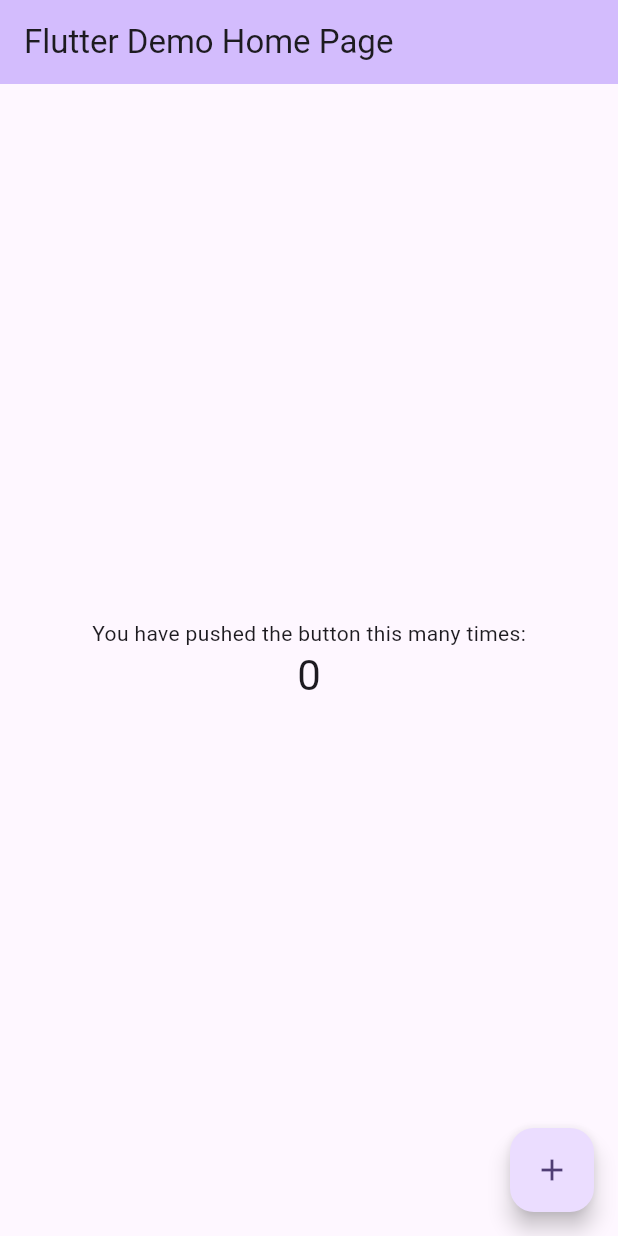
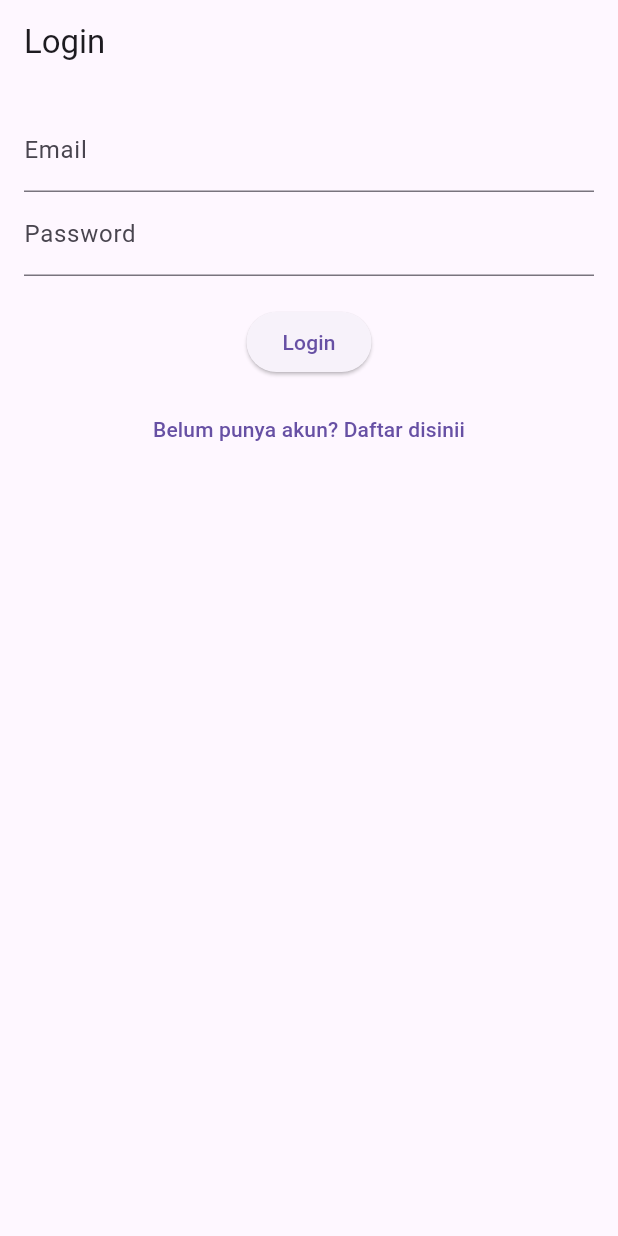
Before and after one commit to Donnz9/Flutter-bkpm, a Flutter app: the screen it shows after launch, on a phone screen of 412 x 824 dp. Run offline on Flutter 3.47's test engine with Material 3 defaults, Android fonts, the phone set to English and light mode, and no system bars; our stand-ins replace firebase_auth, firebase_core; accounts and stored records are empty.

Commit message:
praktikum regis&login

```diff
--- /dev/null
+++ b/lib/app/models/user_model.dart
@@ -0,0 +1,6 @@
+class UserModel {
+  final String uid;
+  final String email;
+
+  UserModel({required this.uid, required this.email});
+}
--- /dev/null
+++ b/lib/app/routes/app_routes.dart
@@ -0,0 +1,16 @@
+import 'package:flutter/material.dart';
+import '../views/home_page.dart';
+import '../views/login_page.dart';
+import '../views/register_page.dart';
+
+class AppRoutes {
+  static const String login = '/login';
+  static const String register = '/register';
+  static const String home = '/home';
+
+  static Map<String, WidgetBuilder> routes = {
+    login: (context) => const LoginPage(),
+    register: (context) => const RegisterPage(),
+    home: (context) => const HomePage(),
+  };
+}
--- /dev/null
+++ b/lib/app/services/auth_service.dart
@@ -0,0 +1,55 @@
+import 'package:firebase_auth/firebase_auth.dart';
+import '../models/user_model.dart';
+
+class AuthService {
+  final FirebaseAuth _auth = FirebaseAuth.instance;
+
+  // Register
+  Future<UserModel?> register(String email, String password) async {
+    try {
+      UserCredential userCredential = await _auth.createUserWithEmailAndPassword(
+        email: email,
+        password: password,
+      );
+
+      // Pastikan user tidak null
+      if (userCredential.user != null) {
+        return UserModel(uid: userCredential.user!.uid, email: email);
+      } else {
+        return null; // Gagal mendapatkan user
+      }
+    } catch (e) {
+      print("Register Error: ${e.toString()}");
+      return null;
+    }
+  }
+
+  // Login
+  Future<UserModel?> login(String email, String password) async {
+    try {
+      UserCredential userCredential = await _auth.signInWithEmailAndPassword(
+        email: email,
+        password: password,
+      );
+
+      // Pastikan user tidak null
+      if (userCredential.user != null) {
+        return UserModel(uid: userCredential.user!.uid, email: email);
+      } else {
+        return null; // Gagal mendapatkan user
+      }
+    } catch (e) {
+      print("Login Error: ${e.toString()}");
+      return null;
+    }
+  }
+
+  // Logout
+  Future<void> logout() async {
+    try {
+      await _auth.signOut();
+    } catch (e) {
+      print("Logout Error: ${e.toString()}");
+    }
+  }
+}
--- /dev/null
+++ b/lib/app/views/login_page.dart
@@ -0,0 +1,78 @@
+import 'package:flutter/material.dart';
+import '../services/auth_service.dart';
+
+class LoginPage extends StatefulWidget {
+  const LoginPage({super.key});
+
+  @override
+  State<LoginPage> createState() => _LoginPageState();
+}
+
+class _LoginPageState extends State<LoginPage> {
+  final TextEditingController emailController = TextEditingController();
+  final TextEditingController passwordController = TextEditingController();
+  final AuthService _authService = AuthService();
+
+  void login() async {
+    var user = await _authService.login(
+      emailController.text,
+      passwordController.text,
+    );
+    if (user != null) {
+      ScaffoldMessenger.of(context).showSnackBar(
+        const SnackBar(
+          content: Text('Login berhasil! Selamat datang.'),
+          backgroundColor: Colors.green,
+        ),
+      );
+      Future.delayed(const Duration(seconds: 1), () {
+        Navigator.pushReplacementNamed(context, '/home');
+      });
+    } else {
+      ScaffoldMessenger.of(context).showSnackBar(
+        const SnackBar(
+          content: Text('Login gagal! Periksa email dan password.'),
+          backgroundColor: Colors.red,
+        ),
+      );
+    }
+  }
+
+  @override
+  Widget build(BuildContext context) {
+    return Scaffold(
+      appBar: AppBar(
+        title: const Text('Login'),
+      ),
+      body: Padding(
+        padding: const EdgeInsets.all(16.0),
+        child: Column(
+          // mainAxisAlignment: MainAxisAlignment.center,
+          children: [
+            TextField(
+              controller: emailController,
+              decoration: const InputDecoration(labelText: 'Email'),
+            ),
+            TextField(
+              controller: passwordController,
+              obscureText: true,
+              decoration: const InputDecoration(labelText: 'Password'),
+            ),
+            const SizedBox(height: 20),
+            ElevatedButton(
+              onPressed: login,
+              child: const Text('Login'),
+            ),
+            const SizedBox(height: 10),
+            TextButton(
+              onPressed: (){
+                Navigator.pushNamed(context, '/register');
+              },
+              child: const Text('Belum punya akun? Daftar disinii'),
+            ),
+          ],
+        ),
+      ),
+    );
+  }
+}
--- a/lib/main.dart
+++ b/lib/main.dart
@@ -1,130 +1,27 @@
 import 'package:flutter/material.dart';
-import 'dart:io';
+import 'package:firebase_core/firebase_core.dart';
+import 'firebase_options.dart';
+import 'app/routes/app_routes.dart';
 
-void main(List<String> args) {
+void main() async{
+  WidgetsFlutterBinding.ensureInitialized();
+  await Firebase.initializeApp(
+    options: DefaultFirebaseOptions.currentPlatform,
+  );
+
   runApp(const MyApp());
-  print ("Hello Donnz");
-  // print("masukkan password:");
-  // String inputText = stdin.readLineSync()!;
-  // print("password: ${inputText}");
 }
 
 class MyApp extends StatelessWidget {
   const MyApp({super.key});
 
-  // This widget is the root of your application.
   @override
   Widget build(BuildContext context) {
     return MaterialApp(
+      debugShowCheckedModeBanner: false,
       title: 'Flutter Demo',
-      theme: ThemeData(
-        // This is the theme of your application.
-        //
-        // TRY THIS: Try running your application with "flutter run". You'll see
-        // the application has a purple toolbar. Then, without quitting the app,
-        // try changing the seedColor in the colorScheme below to Colors.green
-        // and then invoke "hot reload" (save your changes or press the "hot
-        // reload" button in a Flutter-supported IDE, or press "r" if you used
-        // the command line to start the app).
-        //
-        // Notice that the counter didn't reset back to zero; the application
-        // state is not lost during the reload. To reset the state, use hot
-        // restart instead.
-        //
-        // This works for code too, not just values: Most code changes can be
-        // tested with just a hot reload.
-        colorScheme: ColorScheme.fromSeed(seedColor: Colors.deepPurple),
-        useMaterial3: true,
-      ),
-      home: const MyHomePage(title: 'Flutter Demo Home Page'),
+      initialRoute: AppRoutes.login,
+      routes: AppRoutes.routes,
     );
   }
 }
-
-class MyHomePage extends StatefulWidget {
-  const MyHomePage({super.key, required this.title});
-
-  // This widget is the home page of your application. It is stateful, meaning
-  // that it has a State object (defined below) that contains fields that affect
-  // how it looks.
-
-  // This class is the configuration for the state. It holds the values (in this
-  // case the title) provided by the parent (in this case the App widget) and
-  // used by the build method of the State. Fields in a Widget subclass are
-  // always marked "final".
-
-  final String title;
-
-  @override
-  State<MyHomePage> createState() => _MyHomePageState();
-}
-
-class _MyHomePageState extends State<MyHomePage> {
-  int _counter = 0;
-
-  void _incrementCounter() {
-    setState(() {
-      // This call to setState tells the Flutter framework that something has
-      // changed in this State, which causes it to rerun the build method below
-      // so that the display can reflect the updated values. If we changed
-      // _counter without calling setState(), then the build method would not be
-      // called again, and so nothing would appear to happen.
-      _counter++;
-    });
-  }
-
-  @override
-  Widget build(BuildContext context) {
-    // This method is rerun every time setState is called, for instance as done
-    // by the _incrementCounter method above.
-    //
-    // The Flutter framework has been optimized to make rerunning build methods
-    // fast, so that you can just rebuild anything that needs updating rather
-    // than having to individually change instances of widgets.
-    return Scaffold(
-      appBar: AppBar(
-        // TRY THIS: Try changing the color here to a specific color (to
-        // Colors.amber, perhaps?) and trigger a hot reload to see the AppBar
-        // change color while the other colors stay the same.
-        backgroundColor: Theme.of(context).colorScheme.inversePrimary,
-        // Here we take the value from the MyHomePage object that was created by
-        // the App.build method, and use it to set our appbar title.
-        title: Text(widget.title),
-      ),
-      body: Center(
-        // Center is a layout widget. It takes a single child and positions it
-        // in the middle of the parent.
-        child: Column(
-          // Column is also a layout widget. It takes a list of children and
-          // arranges them vertically. By default, it sizes itself to fit its
-          // children horizontally, and tries to be as tall as its parent.
-          //
-          // Column has various properties to control how it sizes itself and
-          // how it positions its children. Here we use mainAxisAlignment to
-          // center the children vertically; the main axis here is the vertical
-          // axis because Columns are vertical (the cross axis would be
-          // horizontal).
-          //
-          // TRY THIS: Invoke "debug painting" (choose the "Toggle Debug Paint"
-          // action in the IDE, or press "p" in the console), to see the
-          // wireframe for each widget.
-          mainAxisAlignment: MainAxisAlignment.center,
-          children: <Widget>[
-            const Text(
-              'You have pushed the button this many times:',
-            ),
-            Text(
-              '$_counter',
-              style: Theme.of(context).textTheme.headlineMedium,
-            ),
-          ],
-        ),
-      ),
-      floatingActionButton: FloatingActionButton(
-        onPressed: _incrementCounter,
-        tooltip: 'Increment',
-        child: const Icon(Icons.add),
-      ), // This trailing comma makes auto-formatting nicer for build methods.
-    );
-  }
-}
--- a/pubspec.yaml
+++ b/pubspec.yaml
@@ -30,7 +30,9 @@ environment:
 dependencies:
   flutter:
     sdk: flutter
-
+  firebase_core: ^3.12.1
+  firebase_auth: ^5.5.1
+  provider: ^6.0.5
 
   # The following adds the Cupertino Icons font to your application.
   # Use with the CupertinoIcons class for iOS style icons.
@@ -45,7 +47,7 @@ dev_dependencies:
   # activated in the `analysis_options.yaml` file located at the root of your
   # package. See that file for information about deactivating specific lint
   # rules and activating additional ones.
-  flutter_lints: ^3.0.0
+  flutter_lints: ^4.0.0
 
 # For information on the generic Dart part of this file, see the
 # following page: https://dart.dev/tools/pub/pubspec
```
Also changed, not shown: lib/app/views/home_page.dart (added, +25 -0 lines), lib/app/views/register_page.dart (added, +70 -0 lines), firebase.json (added), lib/app/widgets/custom_button.dart (added), lib/app/widgets/custom_textfield.dart (added), lib/firebase_options.dart (added), pubspec.lock, 7 other files.
